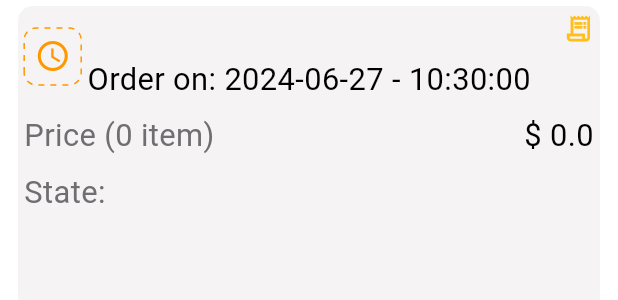
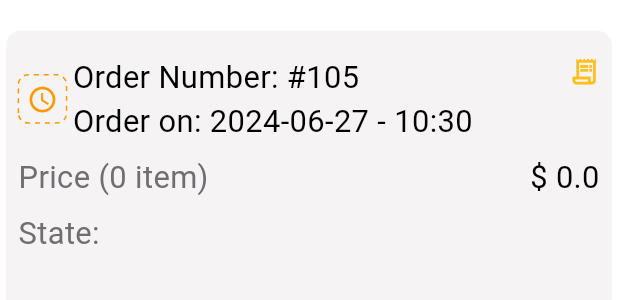
Before and after one commit to Som401/Restaurant-App, a Flutter app: the OrderTile widget shown alone on an empty page, opened directly with empty values, on a phone screen of 412 x 824 dp. Shown: the top 300 px of the screen. Run offline on Flutter 3.47's test engine with Material 3 defaults, Android fonts, the phone set to English and light mode, and no system bars; drawn by our look-alikes of dotted_border; our stand-ins replace animated_splash_screen, cloud_firestore, firebase_auth, firebase_core, shimmer; accounts and stored records are empty.

Commit message:
fix order tile and receipt

```diff
--- a/frontend/lib/auth/auth.dart
+++ b/frontend/lib/auth/auth.dart
@@ -18,7 +18,6 @@ class AuthPage extends StatelessWidget {
         builder: (context, snapshot) {
           if (snapshot.hasData) {
             var userUid = snapshot.data!.uid;
-            print("User logged in: $userUid");
             return ChangeNotifierProvider<UserProvider>(
               create: (_) => UserProvider(),
               child: FutureBuilder<User?>(
--- a/frontend/lib/components/food_components/order_tile.dart
+++ b/frontend/lib/components/food_components/order_tile.dart
@@ -1,25 +1,23 @@
-
 import 'dart:math';
 
 import 'package:cloud_firestore/cloud_firestore.dart';
 import 'package:flutter/material.dart';
 import 'package:dotted_border/dotted_border.dart';
+import 'package:flutter/widgets.dart';
 import 'package:intl/intl.dart';
 
 class OrderTile extends StatelessWidget {
   final Map<String, dynamic> order;
   const OrderTile({super.key, required this.order});
-
   @override
   Widget build(BuildContext context) {
     final height = MediaQuery.of(context).size.height;
     final width = MediaQuery.of(context).size.width;
     final minDimension = min(width, height);
     final Timestamp timestamp = order['timestamp'] as Timestamp;
-    print('order tile build ${timestamp}');
 
     return Padding(
-      padding: const EdgeInsets.only(bottom: 12, left: 8, right: 8),
+      padding: EdgeInsets.symmetric(vertical: height * 0.02),
       child: Card(
         elevation: 0,
         color: Theme.of(context).colorScheme.tertiary,
@@ -27,21 +25,26 @@ class OrderTile extends StatelessWidget {
           borderRadius: BorderRadius.circular(10),
         ),
         child: Padding(
-          padding: EdgeInsets.all(minDimension * 0.01),
+          padding: EdgeInsets.symmetric(
+              horizontal: width * 0.02, vertical: height * 0.02),
           child: Stack(children: [
             Column(
               crossAxisAlignment: CrossAxisAlignment.start,
               children: <Widget>[
                 Row(
-                  mainAxisAlignment: MainAxisAlignment.start,
                   children: [
-                    Padding(
-                      padding: EdgeInsets.only(right: minDimension * 0.01),
-                      child: DottedBorder(
+                    DottedBorder(
                       borderType: BorderType.RRect,
-                        dashPattern: const [4, 4],
-                        radius: const Radius.circular(8),
-                        padding: const EdgeInsets.all(7),
+                      dashPattern: [
+                        4 * (minDimension / 500),
+                        4 * (minDimension / 500)
+                      ], // Adjusted based on screen size
+                      radius: Radius.circular(8 *
+                          (minDimension /
+                              500)), // Adjusted based on screen size
+                      padding: EdgeInsets.all(7 *
+                          (minDimension /
+                              500)), // Adjusted based on screen size
                       color: order['state'] == 'accepted' ||
                               order['state'] == 'complete'
                           ? Colors.green
@@ -49,6 +52,8 @@ class OrderTile extends StatelessWidget {
                               ? Colors.red
                               : Colors.orange),
                       child: Icon(
+                        size: minDimension *
+                            0.05, // Adjusted based on screen size
                         order['state'] == 'accepted' ||
                                 order['state'] == 'complete'
                             ? Icons.check_circle
@@ -63,18 +68,18 @@ class OrderTile extends StatelessWidget {
                                 : Colors.orange),
                       ),
                     ),
-                    ),
+                    SizedBox(width: width * 0.01),
                     Column(
                       crossAxisAlignment: CrossAxisAlignment.start,
                       children: [
-                        Text('',
+                        Text('Order Number: #105',
                             // 'Order Number: #${order['orderNumber']}',
                             style: TextStyle(
                               color: Theme.of(context).colorScheme.primary,
                               fontSize: minDimension * 0.05,
                             )),
                         Text(
-                          'Order on: ${DateFormat('yyyy-MM-dd - HH:mm:ss').format(timestamp.toDate())}',
+                          'Order on: ${DateFormat('yyyy-MM-dd - HH:mm').format(timestamp.toDate())}',
                           style: TextStyle(
                             color: Theme.of(context).colorScheme.primary,
                             fontSize: minDimension * 0.05,
@@ -119,6 +124,11 @@ class OrderTile extends StatelessWidget {
                 ),
               ],
             ),
+            // Positioned(
+            //   top: 0,
+            //   left: 0,
+            //   child:
+            // ),
             Positioned(
               top: 0,
               right: 0,
@@ -130,10 +140,12 @@ class OrderTile extends StatelessWidget {
                       return AlertDialog(
                         title: const Text('Receipt'),
                         titleTextStyle: TextStyle(
-                          fontSize: minDimension * 0.05,
+                          fontSize: minDimension *
+                              0.05, // Adjusted based on screen size
                           color: Theme.of(context).colorScheme.primary,
                         ),
-                        content: Text(displaycartReceipt(order)),
+                        content: Text(displaycartReceipt(order,
+                            minDimension)), // Pass minDimension to adjust text size
                         actions: [
                           TextButton(
                             onPressed: () {
@@ -141,7 +153,8 @@ class OrderTile extends StatelessWidget {
                             },
                             child: Text('Close',
                                 style: TextStyle(
-                                  fontSize: minDimension * 0.05,
+                                  fontSize: minDimension *
+                                      0.05, // Adjusted based on screen size
                                   color:
                                       Theme.of(context).colorScheme.background,
                                 )),
@@ -177,21 +190,18 @@ int calculateTotalItems(List<dynamic> items) {
 double calculateTotalCost(List<dynamic> items) {
   double totalCost = 0;
   for (var item in items) {
-    totalCost += item['totalPrice'];
+    totalCost += item['price'];
   }
   return totalCost;
 }
 
-String displaycartReceipt(Map<String, dynamic> order) {
+String displaycartReceipt(Map<String, dynamic> order, double minDimension) {
   final receipt = StringBuffer();
   receipt.writeln("Here's your receipt.");
   receipt.writeln();
-  final Timestamp timestamp = order['timestamp'] as Timestamp;
+  final DateTime dateTime = order['timestamp'].toDate();
 
-  String formattedDate =
-      DateFormat('yyyy-MM-dd - HH:mm:ss').format(order['timestamp']);
-  print('order tile function  ${timestamp}');
-  print('order tile function  ${formattedDate}');
+  String formattedDate = DateFormat('yyyy-MM-dd - HH:mm').format(dateTime);
 
   receipt.writeln(formattedDate);
   receipt.writeln();
@@ -201,10 +211,10 @@ String displaycartReceipt(Map<String, dynamic> order) {
 
   for (final cartItem in cartItems) {
     receipt.writeln(
-        "${cartItem['quantity']} x ${cartItem['food']['name']} - \$ ${cartItem['totalPrice']}");
+        "${cartItem['quantity']} x ${cartItem['food']} - \$ ${cartItem['price']}");
+
     if (cartItem['selectedAddons'].isNotEmpty) {
-      String addons =
-          cartItem['selectedAddons'].map((addon) => addon['name']).join(', ');
+      String addons = cartItem['selectedAddons'].join(', ');
       receipt.writeln("Add-ons: $addons");
     }
     receipt.writeln();
@@ -214,7 +224,6 @@ String displaycartReceipt(Map<String, dynamic> order) {
 
   int totalItems = calculateTotalItems(cartItems);
   double totalPrice = calculateTotalCost(cartItems);
-
   receipt.writeln("Total Items: $totalItems");
   receipt.writeln("Total Price: \$ $totalPrice");
 
--- a/frontend/lib/pages/checkout_page.dart
+++ b/frontend/lib/pages/checkout_page.dart
@@ -131,8 +131,10 @@ class _CheckoutPageState extends State<CheckoutPage> {
                     onTap: () {
                       restaurantServices.addOrder(
                           userProvider: user,
-                          address: "",
+                          address: addressController.text,
                           notes: notesController.text);
+                      Navigator.of(context).pop();
+                      Navigator.of(context).pop();
                     }),
               ],
             ),
--- a/frontend/pubspec.yaml
+++ b/frontend/pubspec.yaml
@@ -44,6 +44,7 @@ dependencies:
   intl: ^0.19.0
   collection: ^1.18.0
   dotted_border: ^2.1.0
+  shimmer: ^3.0.0
 
 dev_dependencies:
   flutter_test:
```
Also changed, not shown: frontend/lib/components/appBar/my_app_bar.dart (added, +42 -0 lines), frontend/lib/components/drawer/my_drawer.dart (+0 -20 lines), frontend/lib/components/food_components/shimmer_item.dart (added, +89 -0 lines), frontend/lib/pages/orders_page.dart (+46 -61 lines), frontend/lib/services/restaurant_services.dart (+5 -2 lines), frontend/pubspec.lock. Lines whose indentation alone changed are shown as unchanged.
